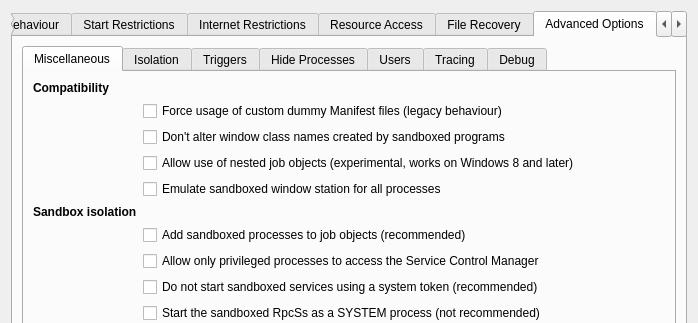
Qt form SandboxiePlus/SandMan/Forms/OptionsWindow.ui (vaginessa/Sandboxie-crack-auto-build) before a commit; both pictures show x 0 to 698 and y 0 to 323 of the 698 by 532 pixel window.
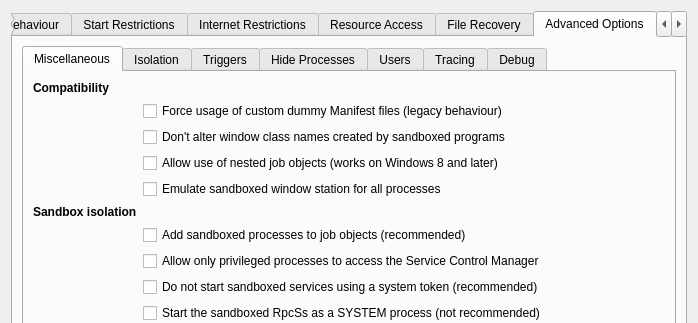
The same form after that commit. The open tabs and pages were chosen to show the change.

What changed in the file:
```diff
--- a/SandboxiePlus/SandMan/Forms/OptionsWindow.ui
+++ b/SandboxiePlus/SandMan/Forms/OptionsWindow.ui
@@ -2124,7 +2124,7 @@
                  <item row="4" column="1" colspan="2">
                   <widget class="QCheckBox" name="chkNestedJobs">
                    <property name="text">
-                    <string>Allow use of nested job objects (experimental, works on Windows 8 and later)</string>
+                    <string>Allow use of nested job objects (works on Windows 8 and later)</string>
                    </property>
                   </widget>
                  </item>
```
